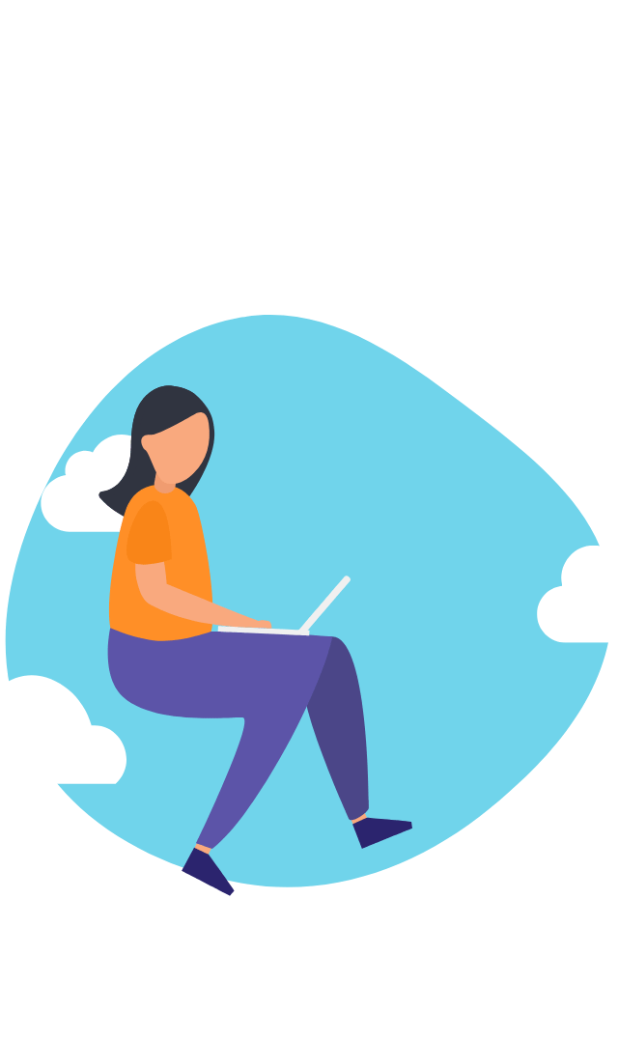
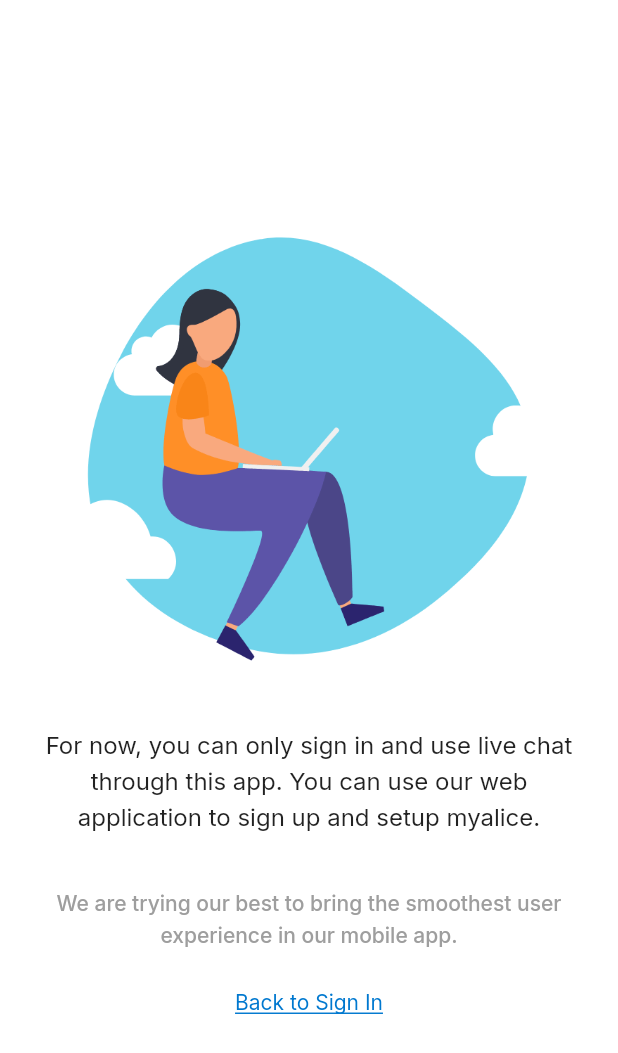
Before and after one commit to Misfit-Mushfiq/myalice, a Flutter app: the SignUpScreen screen opened by its route, on a phone screen of 412 x 824 dp. Shown: the top 1053 px of the screen. Run offline on Flutter 3.47's test engine with Material 2 defaults, Android fonts, the light colour scheme and no system bars; our stand-ins replace cached_network_image, dio, flutter_spinkit, flutter_svg, get, google_fonts and 2 more; missing offline and left inert: pusher_client, smart_select; accounts and stored records are empty.

Commit message:
SignUp page added

```diff
--- a/lib/screens/signUpScreen.dart
+++ b/lib/screens/signUpScreen.dart
@@ -1,5 +1,9 @@
 import 'package:flutter/cupertino.dart';
 import 'package:flutter/material.dart';
+import 'package:get/get.dart';
+import 'package:myalice/utils/colors.dart';
+import 'package:myalice/utils/constant_strings.dart';
+import 'package:myalice/utils/routes.dart';
 
 class SignUpScreen extends StatelessWidget {
   @override
@@ -12,7 +16,40 @@
           child: Column(
             mainAxisAlignment: MainAxisAlignment.center,
             children: [
-              Image.asset("assets/launch_icon/signUp.gif"),
+              Padding(
+                padding: const EdgeInsets.all(8.0),
+                child:
+                    Image.asset("assets/launch_icon/signUp.gif", height: 300),
+              ),
+              Padding(
+                padding: const EdgeInsets.all(20.0),
+                child: Text(SIGNUP_SCREEN_INFO,
+                    textAlign: TextAlign.center,
+                    style: TextStyle(fontSize: 16, height: 1.5)),
+              ),
+              Padding(
+                padding: const EdgeInsets.all(15.0),
+                child: Text(
+                  SIGNUP_SCREEN_BOTTOM_TEXT,
+                  textAlign: TextAlign.center,
+                  style: TextStyle(
+                      fontWeight: FontWeight.w500,
+                      color: Colors.grey,
+                      height: 1.5),
+                ),
+              ),
+              SizedBox(height: 12),
+              GestureDetector(
+                child: Text(
+                  'Back to Sign In',
+                  style: TextStyle(
+                      color: AliceColors.ALICE_BLUE,
+                      decoration: TextDecoration.underline),
+                ),
+                onTap: () {
+                  Get.offAllNamed(LOGIN_PAGE);
+                },
+              )
             ],
           )),
     );
--- a/lib/utils/constant_strings.dart
+++ b/lib/utils/constant_strings.dart
@@ -2,3 +2,7 @@
 const MY_ALICE = 'myalice';
 const ALICE_LABS = 'Alice Labs';
 const LOGIN_SCREEN_TITLE = "Let's sign you in!";
+const SIGNUP_SCREEN_INFO =
+    "For now, you can only sign in and use live chat through this app. You can use our web application to sign up and setup myalice.";
+const SIGNUP_SCREEN_BOTTOM_TEXT =
+    "We are trying our best to bring the smoothest user experience in our mobile app.";
```
